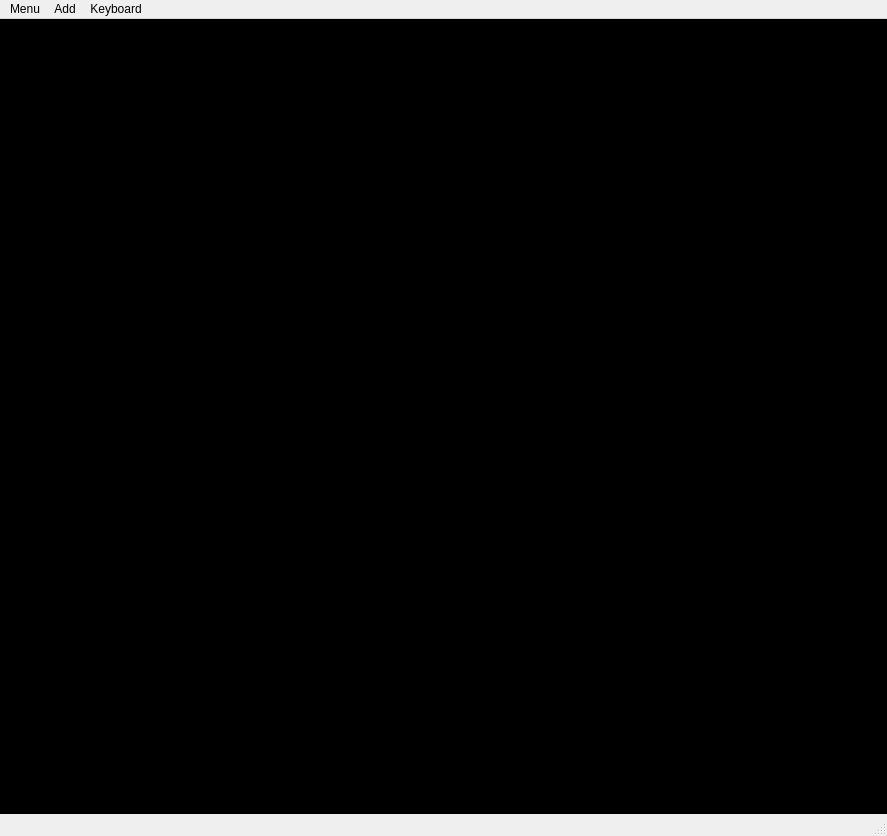
calebickler/Capstone_Qt_Cpp_Program, file mainwindow.ui: the form before one commit.
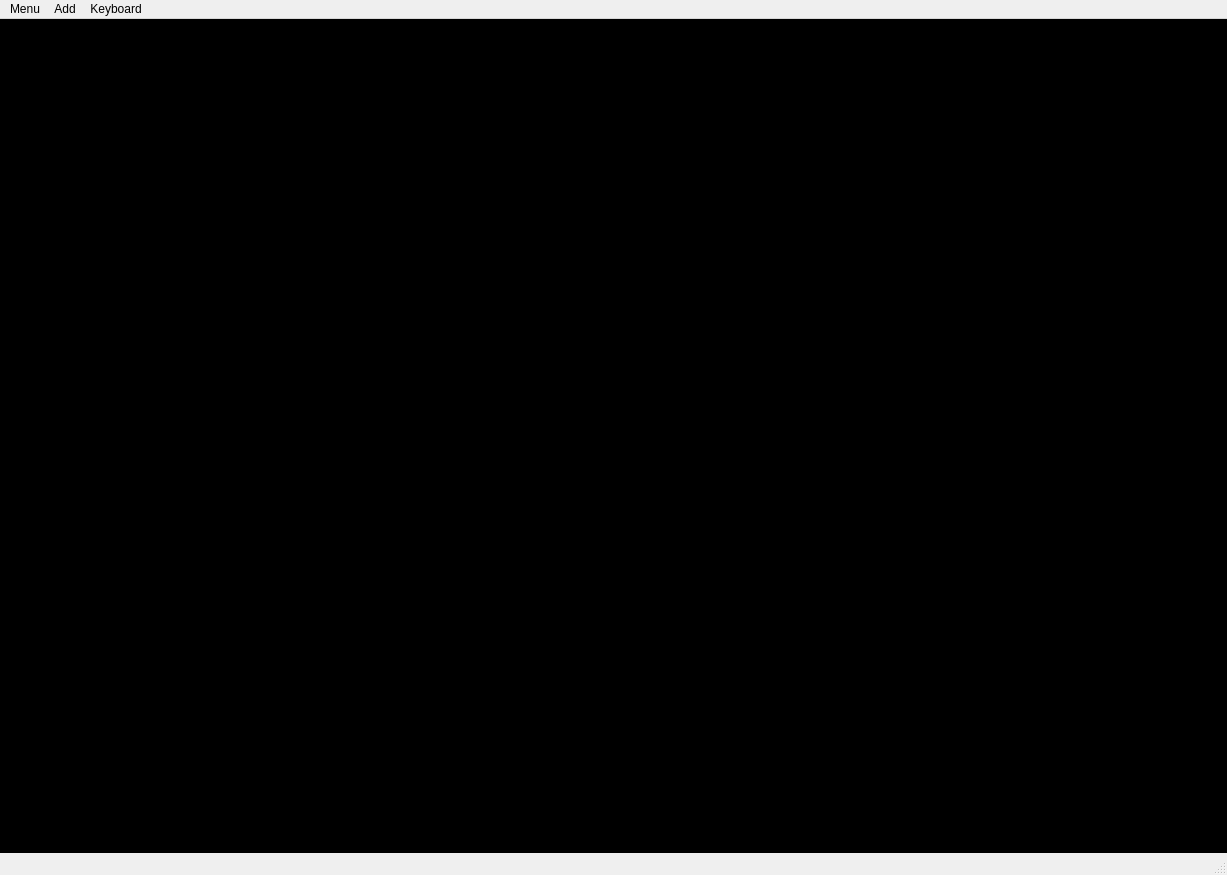
The form after the commit.

What changed in the file:
```diff
--- a/mainwindow.ui
+++ b/mainwindow.ui
@@ -6,8 +6,8 @@
    <rect>
     <x>0</x>
     <y>0</y>
-    <width>887</width>
-    <height>836</height>
+    <width>1227</width>
+    <height>875</height>
    </rect>
   </property>
   <property name="windowTitle">
@@ -76,8 +76,60 @@
    <widget class="QGraphicsView" name="testGraphView">
     <property name="geometry">
      <rect>
-      <x>310</x>
-      <y>280</y>
+      <x>730</x>
+      <y>230</y>
+      <width>381</width>
+      <height>281</height>
+     </rect>
+    </property>
+    <property name="frameShape">
+     <enum>QFrame::NoFrame</enum>
+    </property>
+   </widget>
+   <widget class="QGraphicsView" name="CPUSpeedView">
+    <property name="geometry">
+     <rect>
+      <x>0</x>
+      <y>560</y>
+      <width>381</width>
+      <height>281</height>
+     </rect>
+    </property>
+    <property name="frameShape">
+     <enum>QFrame::NoFrame</enum>
+    </property>
+   </widget>
+   <widget class="QGraphicsView" name="CPUTempView">
+    <property name="geometry">
+     <rect>
+      <x>430</x>
+      <y>550</y>
+      <width>381</width>
+      <height>281</height>
+     </rect>
+    </property>
+    <property name="frameShape">
+     <enum>QFrame::NoFrame</enum>
+    </property>
+   </widget>
+   <widget class="QGraphicsView" name="CPUUseView">
+    <property name="geometry">
+     <rect>
+      <x>810</x>
+      <y>550</y>
+      <width>381</width>
+      <height>281</height>
+     </rect>
+    </property>
+    <property name="frameShape">
+     <enum>QFrame::NoFrame</enum>
+    </property>
+   </widget>
+   <widget class="QGraphicsView" name="GPUTempView">
+    <property name="geometry">
+     <rect>
+      <x>270</x>
+      <y>250</y>
       <width>381</width>
       <height>281</height>
      </rect>
@@ -92,7 +144,7 @@
     <rect>
      <x>0</x>
      <y>0</y>
-     <width>887</width>
+     <width>1227</width>
      <height>21</height>
     </rect>
    </property>
```
Left out of the diff: 2 changed lines with no effect on the pictures.
